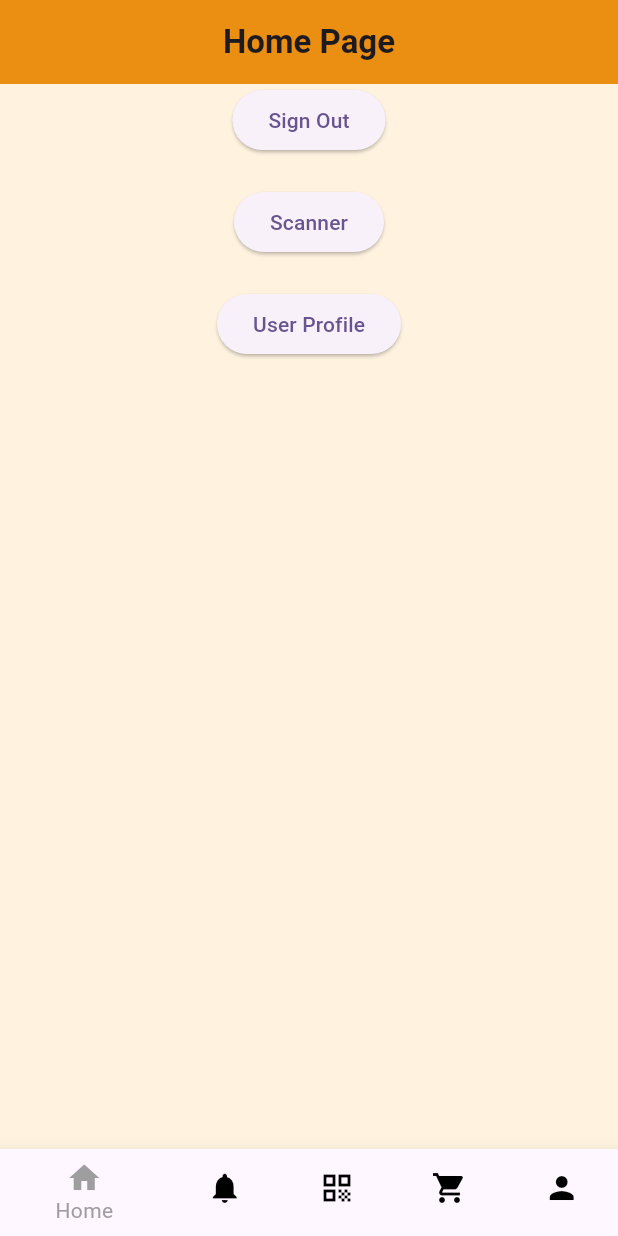
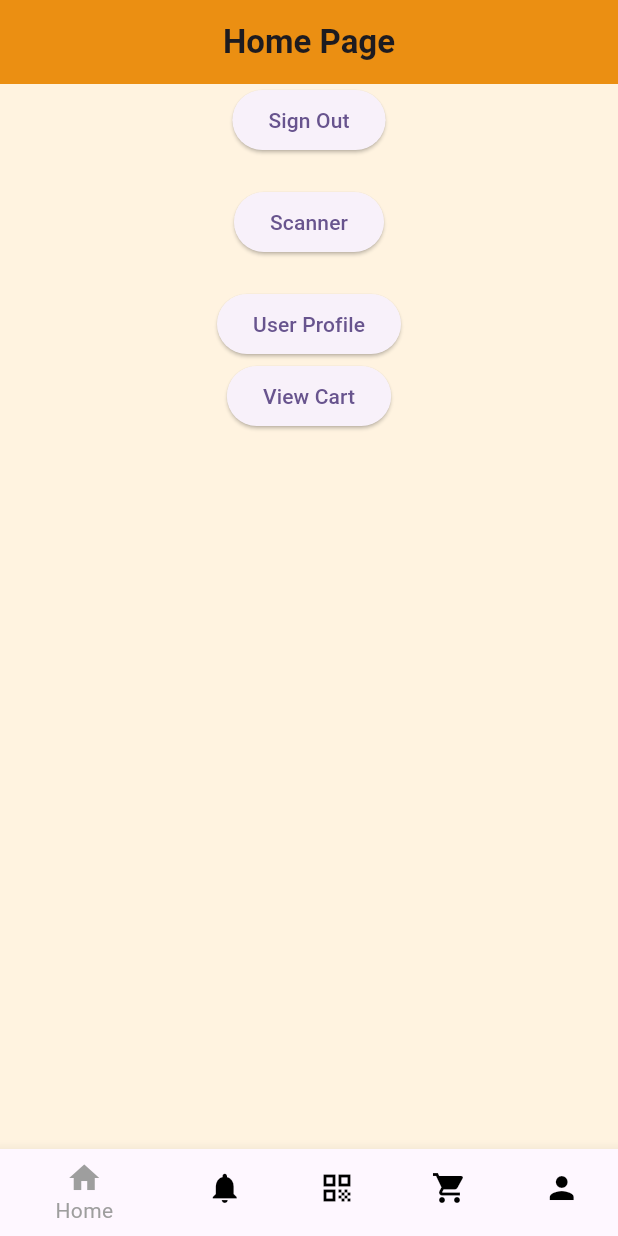
Before and after one commit to Youssef-T-Moustafa/Self-Checkout-Application, a Flutter app: the HomePage screen opened directly, on a phone screen of 412 x 824 dp. Run offline on Flutter 3.47's test engine with Material 3 defaults, Android fonts, the phone set to English and light mode, and no system bars; our stand-ins replace cloud_firestore, firebase_auth, firebase_core, fluttertoast; missing offline and left inert: flutter_barcode_scanner; accounts and stored records are empty; network calls fail.

Commit message:
sprint 3 loai - add to cart

```diff
--- /dev/null
+++ b/lib/cart_page.dart
@@ -0,0 +1,30 @@
+import 'package:flutter/material.dart';
+import 'package:provider/provider.dart';
+import 'package:map_project/models/cartModel.dart';
+
+class CartPage extends StatelessWidget {
+  @override
+  Widget build(BuildContext context) {
+    return Scaffold(
+      appBar: AppBar(
+        title: Text('Your Cart'),
+      ),
+      body: Consumer<Cart>(
+        builder: (context, cart, child) {
+          return ListView.builder(
+            itemCount: cart.products.length,
+            itemBuilder: (context, index) {
+              return ListTile(
+                leading: Image.network(cart.products[index].imageUrl),
+                title: Text(cart.products[index].name),
+                subtitle: Text(cart.products[index].description),
+                trailing:
+                    Text('\$${cart.products[index].price.toStringAsFixed(2)}'),
+              );
+            },
+          );
+        },
+      ),
+    );
+  }
+}
--- a/lib/homepage.dart
+++ b/lib/homepage.dart
@@ -1,5 +1,6 @@
 import 'package:flutter/material.dart';
 import 'package:firebase_auth/firebase_auth.dart';
+import 'package:map_project/cart_page.dart';
 import 'package:map_project/log_in.dart';
 import 'package:map_project/services/toast.dart';
 import 'package:map_project/barcode_scanner.dart';
@@ -60,6 +61,17 @@ class _HomePageState extends State<HomePage> {
               child: const Text('User Profile'),
             ),
           ),
+          Center(
+            child: ElevatedButton(
+              onPressed: () {
+                Navigator.push(
+                  context,
+                  MaterialPageRoute(builder: (context) => CartPage()),
+                );
+              },
+              child: Text('View Cart'),
+            ),
+          )
         ],
       ),
       bottomNavigationBar: BottomNavigationBar(
--- /dev/null
+++ b/lib/models/cartModel.dart
@@ -0,0 +1,13 @@
+import 'package:flutter/material.dart';
+import 'package:map_project/models/productModel.dart';
+
+class Cart extends ChangeNotifier {
+  List<Product> products = [];
+
+  void addProduct(Product product) {
+    products.add(product);
+    notifyListeners(); // Notify listeners about the change
+  }
+
+  // Other cart-related methods...
+}
--- /dev/null
+++ b/lib/models/productModel.dart
@@ -0,0 +1,13 @@
+class Product {
+  final String name;
+  final String description;
+  final double price;
+  final String imageUrl;
+
+  Product({
+    required this.name,
+    required this.description,
+    required this.price,
+    required this.imageUrl,
+  });
+}
--- a/pubspec.yaml
+++ b/pubspec.yaml
@@ -40,6 +40,7 @@ dependencies:
   firebase_storage: ^11.2.4
   fluttertoast: ^8.2.5
   flutter_barcode_scanner: ^2.0.0
+  provider: ^6.0.1
 
 dev_dependencies:
   flutter_test:
```
Also changed, not shown: lib/barcode_scanner.dart (+54 -10 lines), lib/main.dart (+10 -2 lines), pubspec.lock.
